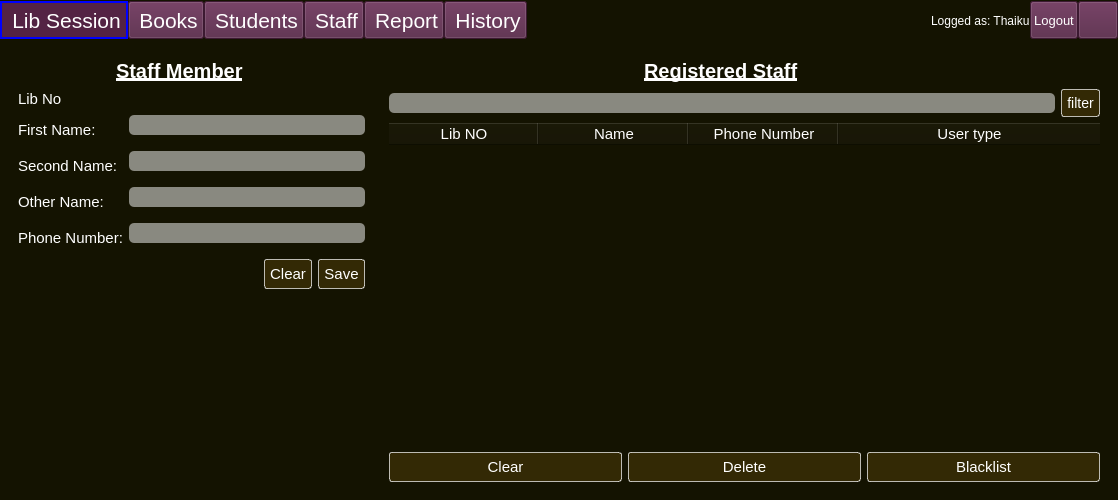
thaikum/Library-management, file UI/main2.ui: the form before one commit.
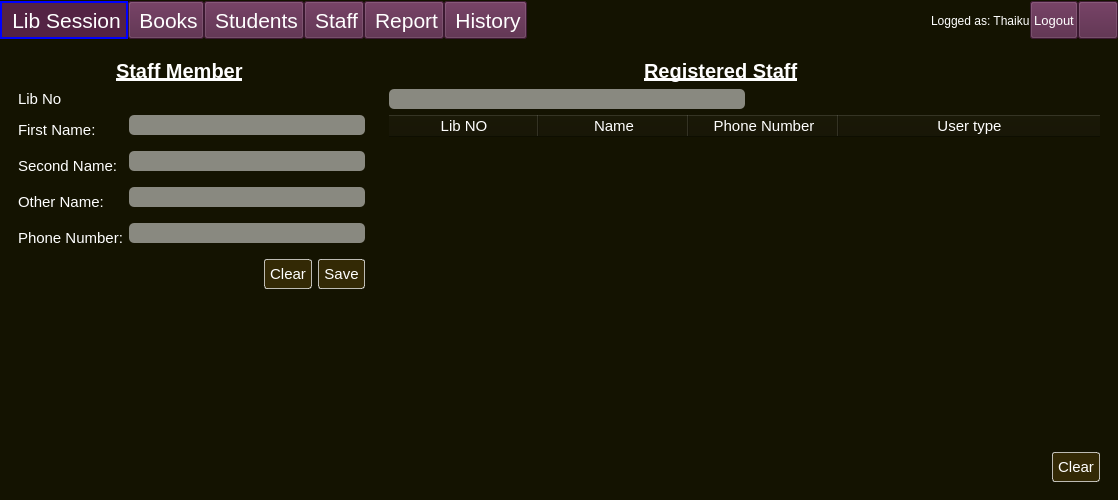
The form after the commit. The open tabs and pages were chosen to show the change. Icons and pictures are not drawn.

Diff of the .ui file:
```diff
--- a/UI/main2.ui
+++ b/UI/main2.ui
@@ -1242,14 +1242,17 @@
                </widget>
               </item>
               <item>
-               <widget class="QPushButton" name="pushButton_28">
-                <property name="styleSheet">
-                 <string notr="true">font-size:14px;</string>
+               <spacer name="horizontalSpacer_9">
+                <property name="orientation">
+                 <enum>Qt::Horizontal</enum>
                 </property>
-                <property name="text">
-                 <string>filter</string>
+                <property name="sizeHint" stdset="0">
+                 <size>
+                  <width>40</width>
+                  <height>20</height>
+                 </size>
                 </property>
-               </widget>
+               </spacer>
               </item>
              </layout>
             </widget>
@@ -1295,6 +1298,19 @@
            </item>
            <item>
             <layout class="QHBoxLayout" name="horizontalLayout_26">
+             <item>
+              <spacer name="horizontalSpacer_12">
+               <property name="orientation">
+                <enum>Qt::Horizontal</enum>
+               </property>
+               <property name="sizeHint" stdset="0">
+                <size>
+                 <width>40</width>
+                 <height>20</height>
+                </size>
+               </property>
+              </spacer>
+             </item>
              <item>
               <widget class="QPushButton" name="pushButton_31">
                <property name="text">
@@ -1302,20 +1318,6 @@
                </property>
               </widget>
              </item>
-             <item>
-              <widget class="QPushButton" name="pushButton_30">
-               <property name="text">
-                <string>Delete</string>
-               </property>
-              </widget>
-             </item>
-             <item>
-              <widget class="QPushButton" name="pushButton_29">
-               <property name="text">
-                <string>Blacklist</string>
-               </property>
-              </widget>
-             </item>
             </layout>
            </item>
           </layout>
```
Left out of the diff: 227 changed lines with no effect on the pictures.
